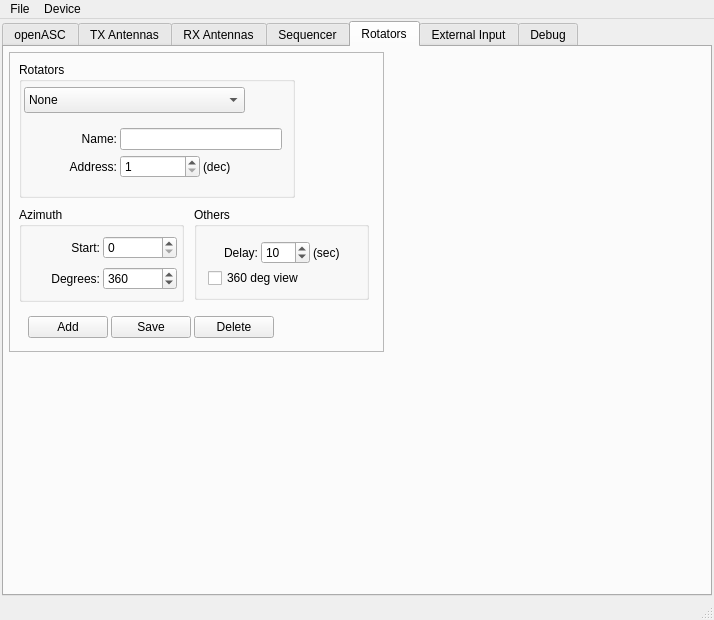
thegeek82000/openasc, file c/openASC_Configurator/ui/mainwindow.ui: the form before one commit.
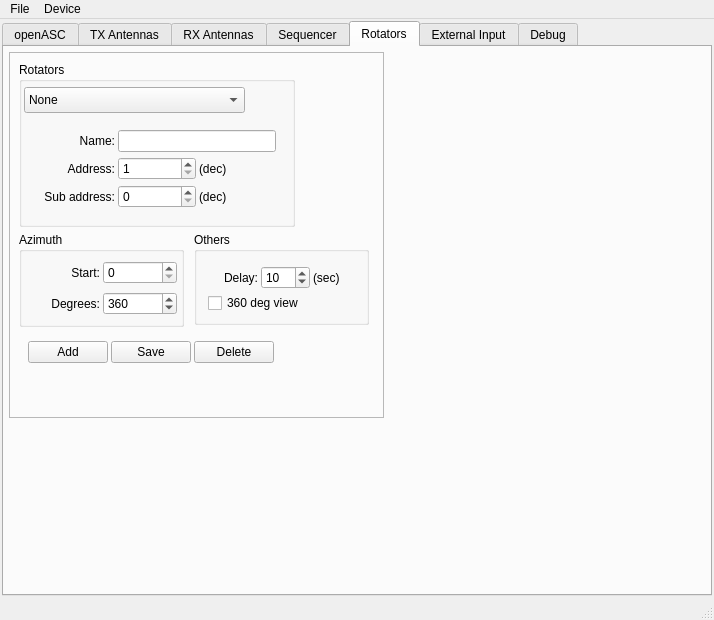
The form after the commit. The open tabs and pages were chosen to show the change.

Patch:
```diff
--- a/c/openASC_Configurator/ui/mainwindow.ui
+++ b/c/openASC_Configurator/ui/mainwindow.ui
@@ -2448,7 +2448,7 @@
           <x>5</x>
           <y>5</y>
           <width>375</width>
-          <height>300</height>
+          <height>366</height>
          </rect>
         </property>
         <property name="frameShape">
@@ -2461,7 +2461,7 @@
          <property name="geometry">
           <rect>
            <x>10</x>
-           <y>155</y>
+           <y>180</y>
            <width>165</width>
            <height>95</height>
           </rect>
@@ -2531,7 +2531,7 @@
            <x>10</x>
            <y>10</y>
            <width>276</width>
-           <height>136</height>
+           <height>165</height>
           </rect>
          </property>
          <property name="title">
@@ -2552,13 +2552,13 @@
            </property>
           </item>
          </widget>
-         <widget class="QWidget" name="layoutWidget_2">
+         <widget class="QWidget" name="">
           <property name="geometry">
            <rect>
             <x>15</x>
-            <y>60</y>
-            <width>252</width>
-            <height>63</height>
+            <y>62</y>
+            <width>246</width>
+            <height>91</height>
            </rect>
           </property>
           <layout class="QGridLayout" name="gridLayout_7">
@@ -2605,6 +2605,36 @@
              </property>
             </widget>
            </item>
+           <item row="2" column="0">
+            <widget class="QLabel" name="labelRotatorSubAddress">
+             <property name="text">
+              <string>Sub address:</string>
+             </property>
+             <property name="alignment">
+              <set>Qt::AlignRight|Qt::AlignTrailing|Qt::AlignVCenter</set>
+             </property>
+            </widget>
+           </item>
+           <item row="2" column="1">
+            <widget class="QSpinBox" name="spinBoxRotatorSubAddress">
+             <property name="minimum">
+              <number>0</number>
+             </property>
+             <property name="maximum">
+              <number>255</number>
+             </property>
+             <property name="value">
+              <number>0</number>
+             </property>
+            </widget>
+           </item>
+           <item row="2" column="2">
+            <widget class="QLabel" name="labelRotatorSubAddressDec">
+             <property name="text">
+              <string>(dec)</string>
+             </property>
+            </widget>
+           </item>
           </layout>
          </widget>
         </widget>
@@ -2612,7 +2642,7 @@
          <property name="geometry">
           <rect>
            <x>185</x>
-           <y>155</y>
+           <y>180</y>
            <width>175</width>
            <height>93</height>
           </rect>
@@ -2674,7 +2704,7 @@
          <property name="geometry">
           <rect>
            <x>15</x>
-           <y>260</y>
+           <y>285</y>
            <width>254</width>
            <height>31</height>
           </rect>
```
Left out of the diff: 2 changed lines with no effect on the pictures.
